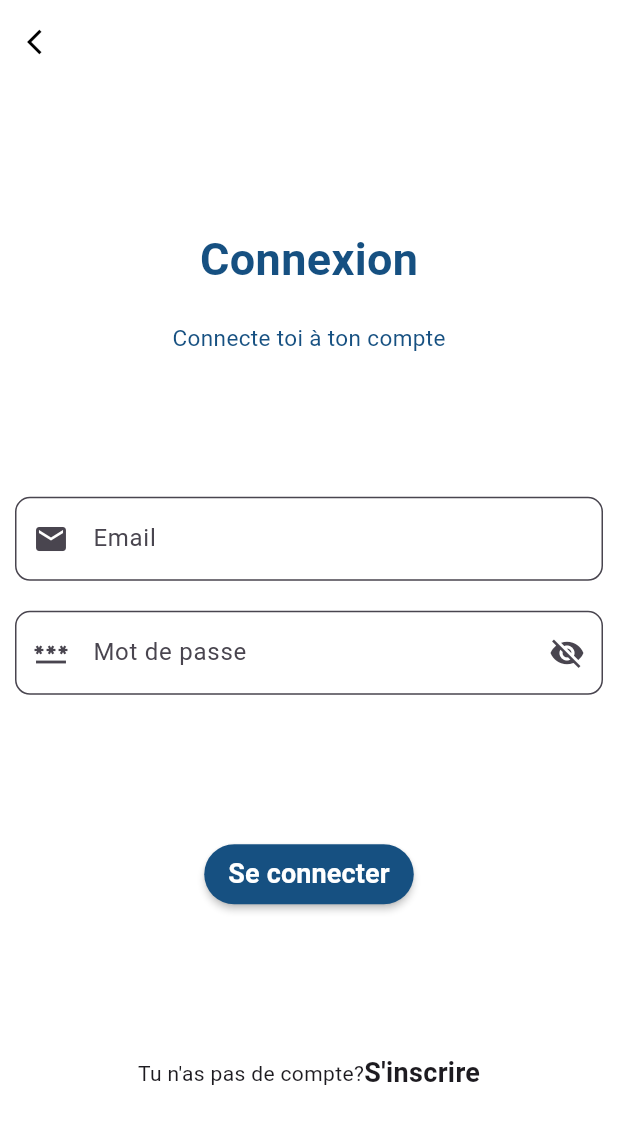
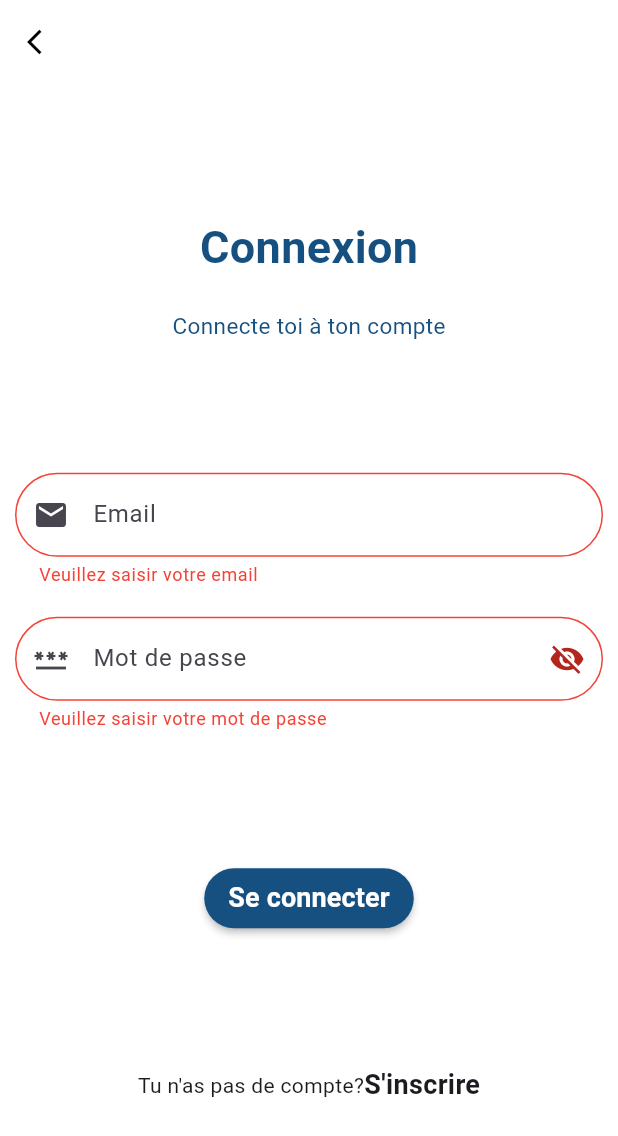
Before and after one commit to CyrilleValentin/BlogApp, a Flutter app: the LoginPage screen opened by its route, after a tap on "Se connecter", on a phone screen of 412 x 824 dp. Shown: the top 1136 px of the screen. Run offline on Flutter 3.47's test engine with Material 3 defaults, Android fonts, the phone set to English and light mode, and no system bars; our stand-ins replace animate_do, shared_preferences; accounts and stored records are empty.

Commit message:
integration of login and register api

```diff
--- a/lib/authentification/login.dart
+++ b/lib/authentification/login.dart
@@ -1,7 +1,15 @@
+// ignore_for_file: use_build_context_synchronously
+
 import 'package:animate_do/animate_do.dart';
+import 'package:blog_app/api/api_response.dart';
+import 'package:blog_app/api/requete.dart';
 import 'package:blog_app/components/input.dart';
 import 'package:blog_app/config/constants/constant.dart';
+import 'package:blog_app/config/routes/navigator.dart';
+import 'package:blog_app/models/user.dart';
+import 'package:blog_app/pages/home_page.dart';
 import 'package:flutter/material.dart';
+import 'package:shared_preferences/shared_preferences.dart';
 
 class LoginPage extends StatefulWidget {
   const LoginPage({super.key});
@@ -11,7 +19,28 @@ class LoginPage extends StatefulWidget {
 }
 
 class _LoginPageState extends State<LoginPage> {
+  final GlobalKey<FormState> formkey = GlobalKey<FormState>();
+  TextEditingController email = TextEditingController();
+  TextEditingController password = TextEditingController();
   bool _isPasswordVisible = false;
+
+  void loginUser() async {
+    ResponseApi response = await login(email.text, password.text);
+    if (response.error == null) {
+      savedRediction(response.data as User);
+    } else {
+      ScaffoldMessenger.of(context)
+          .showSnackBar(SnackBar(content: Text('${response.error}')));
+    }
+  }
+
+  void savedRediction(User user) async {
+    SharedPreferences pref = await SharedPreferences.getInstance();
+    await pref.setString('token', user.token ?? '');
+    await pref.setInt('userId', user.id ?? 0);
+    navigatorDelete(context, const HomePage());
+  }
+
   @override
   Widget build(BuildContext context) {
     return Scaffold(
@@ -69,11 +98,26 @@ class _LoginPageState extends State<LoginPage> {
                   ),
                   Padding(
                     padding: const EdgeInsets.symmetric(horizontal: 10),
+                    child: Form(
+                      key: formkey,
                       child: Column(
                         children: <Widget>[
                           FadeInUp(
                             duration: const Duration(milliseconds: 1200),
-                          child: myInput(hintText: 'Email', icon: Icons.email),
+                            child: myInput(
+                              hintText: 'Email',
+                              icon: Icons.email,
+                              controller: email,
+                              validator: (value) {
+                                if (value == "") {
+                                  return emailHint;
+                                }
+                                if (!emailRegex.hasMatch(value!)) {
+                                  return emailVerifHint;
+                                }
+                                return null;
+                              },
+                            ),
                           ),
                           const SizedBox(
                             height: 20,
@@ -98,9 +142,20 @@ class _LoginPageState extends State<LoginPage> {
                                   });
                                 },
                               ),
+                              controller: password,
+                              validator: (value) {
+                                if (value == "") {
+                                  return passwordHint;
+                                }
+                                if (!passwordRegex.hasMatch(value!)) {
+                                  return password8CaractHint;
+                                }
+                                return null;
+                              },
                             ),
                           ),
                         ],
+                      ),
                     ),
                   ),
                   FadeInUp(
@@ -108,7 +163,9 @@ class _LoginPageState extends State<LoginPage> {
                     child: MaterialButton(
                       minWidth: 120,
                       height: 40,
-                      onPressed: () {},
+                      onPressed: () {
+                        _submitForm();
+                      },
                       color: const Color(0xFF165081),
                       shape: RoundedRectangleBorder(
                           borderRadius: BorderRadius.circular(50)),
@@ -143,4 +200,10 @@ class _LoginPageState extends State<LoginPage> {
       ),
     );
   }
+
+  void _submitForm() async {
+    if (formkey.currentState!.validate()) {
+      loginUser();
     }
+  }
+}
--- a/lib/components/input.dart
+++ b/lib/components/input.dart
@@ -1,7 +1,7 @@
 import 'package:flutter/material.dart';
 
 Widget myInput({
-  //required TextEditingController controller,
+  required TextEditingController controller,
   required String hintText,
   required IconData icon,
   bool obscureText = false,
@@ -10,7 +10,7 @@ Widget myInput({
   void Function(String?)? onSaved,
 }) {
   return TextFormField(
-    //controller: controller,
+    controller: controller,
     obscureText: obscureText,
     decoration: InputDecoration(
       prefixIcon: Icon(icon),
--- a/lib/config/constants/constant.dart
+++ b/lib/config/constants/constant.dart
@@ -10,8 +10,15 @@ const String strLogin1="Connecte toi à ton compte";
 const String strLogin2="Tu n'as pas de compte?";
 const String strRegister1="Créez un compte, C'est gratuit";
 const String strRegister2="Connecte toi à ton compte";
+const String nameHint = "Veuillez saisir votre nom";
+const String emailHint = "Veuillez saisir votre email";
+const String emailVerifHint = "Veuillez entrer une adresse email valide";
+const String passwordHint = "Veuillez saisir votre mot de passe";
+const String password8CaractHint = 'Le mot de passe doit contenir au moins 8 caractères';
+const String confpasswordHint = "Veuillez confirmer votre mot de passe";
+const String confVerifpasswordHint = "Les mots de passe ne correspondent pas";
 
-const baseUrl='http://blogapp.0xzales.com/';
+const baseUrl='https://blogapp.0xzales.com';
 const loginUrl= '$baseUrl/login';
 const registerUrl= '$baseUrl/register';
 const logoutUrl= '$baseUrl/logout';
@@ -22,3 +29,8 @@ const commentsUrl= '$baseUrl/comments';
 const serverError='server error';
 const unauthorised='Unauthorised';
 const somethingWentWrong='Something went wrong, try again!';
+
+//Regex
+final RegExp emailRegex =
+    RegExp(r'^[\w-]+(\.[\w-]+)*@([\w-]+\.)+[a-zA-Z]{2,7}$');
+final RegExp passwordRegex = RegExp(r'^.{8,}$');
```
Also changed, not shown: lib/api/requete.dart (+20 -20 lines), lib/authentification/onBoard/on_board.dart (+6 -3 lines), lib/authentification/register.dart (+9 -4 lines), lib/config/routes/navigator.dart (added, +13 -0 lines), 1 other file. Lines whose indentation alone changed are shown as unchanged.
